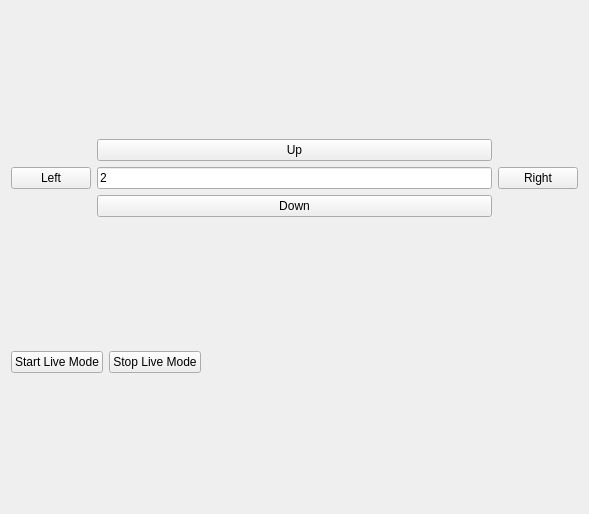
Above: gui/control.ui from LIOMLab/lightsheet before the change. Below: the same form after it.
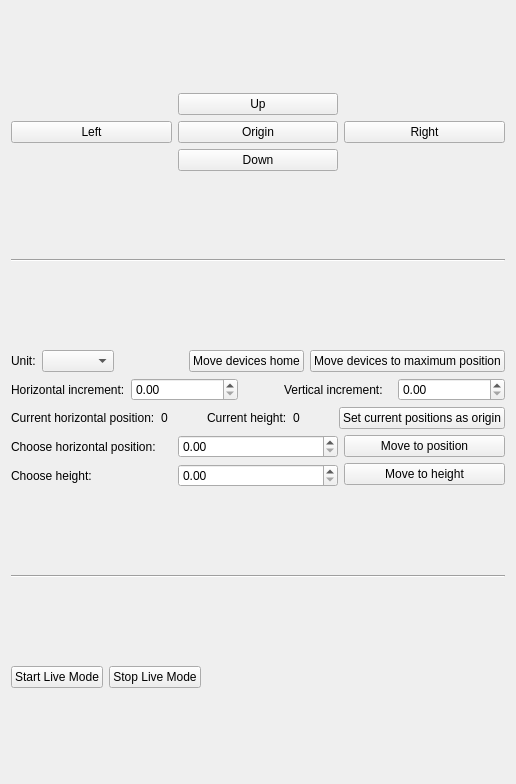
That is the form after the change.

Commit message: >Motors class was added to hardware.py , commandGenerator.py and MotorControl.py are now useless for the software. >User interface was modified to add more features related to the motors >Unity change and detection arm motion (self.motor3) are to be implemented -PierreGCollins

What changed in the file:
```diff
--- a/gui/control.ui
+++ b/gui/control.ui
@@ -6,8 +6,8 @@
    <rect>
     <x>0</x>
     <y>0</y>
-    <width>589</width>
-    <height>514</height>
+    <width>516</width>
+    <height>784</height>
    </rect>
   </property>
   <property name="windowTitle">
@@ -16,6 +16,13 @@
   <layout class="QVBoxLayout" name="verticalLayout">
    <item>
     <layout class="QGridLayout" name="gridLayout">
+     <item row="1" column="1">
+      <widget class="QPushButton" name="pushButton_MotorOrigin">
+       <property name="text">
+        <string>Origin</string>
+       </property>
+      </widget>
+     </item>
      <item row="2" column="1">
       <widget class="QPushButton" name="pushButton_MotorDown">
        <property name="text">
@@ -44,17 +51,198 @@
        </property>
       </widget>
      </item>
-     <item row="1" column="1">
-      <widget class="QLineEdit" name="lineEdit_MotorStep">
-       <property name="text">
-        <string>2</string>
-       </property>
-      </widget>
+    </layout>
+   </item>
+   <item>
+    <widget class="Line" name="line">
+     <property name="orientation">
+      <enum>Qt::Horizontal</enum>
+     </property>
+    </widget>
+   </item>
+   <item>
+    <layout class="QVBoxLayout" name="verticalLayout_2">
+     <item>
+      <layout class="QHBoxLayout" name="horizontalLayout_14">
+       <item>
+        <widget class="QLabel" name="label_unit">
+         <property name="text">
+          <string>Unit:</string>
+         </property>
+        </widget>
+       </item>
+       <item>
+        <widget class="QComboBox" name="comboBox_unit"/>
+       </item>
+       <item>
+        <spacer name="horizontalSpacer_3">
+         <property name="orientation">
+          <enum>Qt::Horizontal</enum>
+         </property>
+         <property name="sizeHint" stdset="0">
+          <size>
+           <width>40</width>
+           <height>20</height>
+          </size>
+         </property>
+        </spacer>
+       </item>
+       <item>
+        <widget class="QPushButton" name="pushButton_moveHome">
+         <property name="text">
+          <string>Move devices home</string>
+         </property>
+        </widget>
+       </item>
+       <item>
+        <widget class="QPushButton" name="pushButton_moveMaxPosition">
+         <property name="text">
+          <string>Move devices to maximum position</string>
+         </property>
+        </widget>
+       </item>
+      </layout>
      </item>
+     <item>
+      <layout class="QHBoxLayout" name="horizontalLayout">
+       <item>
+        <widget class="QLabel" name="label_incrementHorizontal">
+         <property name="text">
+          <string>Horizontal increment:</string>
+         </property>
+        </widget>
+       </item>
+       <item>
+        <widget class="QDoubleSpinBox" name="doubleSpinBox_incrementHorizontal"/>
+       </item>
+       <item>
+        <spacer name="horizontalSpacer_2">
+         <property name="orientation">
+          <enum>Qt::Horizontal</enum>
+         </property>
+         <property name="sizeType">
+          <enum>QSizePolicy::Fixed</enum>
+         </property>
+         <property name="sizeHint" stdset="0">
+          <size>
+           <width>40</width>
+           <height>20</height>
+          </size>
+         </property>
+        </spacer>
+       </item>
+       <item>
+        <widget class="QLabel" name="label_incrementVertical">
+         <property name="text">
+          <string>Vertical increment:</string>
+         </property>
+        </widget>
+       </item>
+       <item>
+        <widget class="QDoubleSpinBox" name="doubleSpinBox_incrementVertical"/>
+       </item>
+      </layout>
+     </item>
+     <item>
+      <layout class="QHBoxLayout" name="horizontalLayout_3">
+       <item>
+        <widget class="QLabel" name="label_currentHorizontalText">
+         <property name="text">
+          <string>Current horizontal position:</string>
+         </property>
+        </widget>
+       </item>
+       <item>
+        <widget class="QLabel" name="label_currentHorizontalNumerical">
+         <property name="text">
+          <string>0</string>
+         </property>
+        </widget>
+       </item>
+       <item>
+        <widget class="QLabel" name="label_currentHeightText">
+         <property name="text">
+          <string>Current height:</string>
+         </property>
+        </widget>
+       </item>
+       <item>
+        <widget class="QLabel" name="label_currentHeightNumerical">
+         <property name="text">
+          <string>0</string>
+         </property>
+        </widget>
+       </item>
+       <item>
+        <widget class="QPushButton" name="pushButton_setAsOrigin">
+         <property name="text">
+          <string>Set current positions as origin</string>
+         </property>
+        </widget>
+       </item>
+      </layout>
+     </item>
+     <item>
+      <layout class="QHBoxLayout" name="horizontalLayout_7">
+       <item>
+        <layout class="QVBoxLayout" name="verticalLayout_3">
+         <item>
+          <widget class="QLabel" name="label_chooseHorizontal">
+           <property name="text">
+            <string>Choose horizontal position:</string>
+           </property>
+          </widget>
+         </item>
+         <item>
+          <widget class="QLabel" name="label_chooseHeight">
+           <property name="text">
+            <string>Choose height:</string>
+           </property>
+          </widget>
+         </item>
+        </layout>
+       </item>
+       <item>
+        <layout class="QVBoxLayout" name="verticalLayout_5">
+         <item>
+          <widget class="QDoubleSpinBox" name="doubleSpinBox_choosePosition"/>
+         </item>
+         <item>
+          <widget class="QDoubleSpinBox" name="doubleSpinBox_chooseHeight"/>
+         </item>
+        </layout>
+       </item>
+       <item>
+        <layout class="QVBoxLayout" name="verticalLayout_4">
+         <item>
+          <widget class="QPushButton" name="pushButton_movePosition">
+           <property name="text">
+            <string>Move to position</string>
+           </property>
+          </widget>
+         </item>
+         <item>
+          <widget class="QPushButton" name="pushButton_moveHeight">
+           <property name="text">
+            <string>Move to height</string>
+           </property>
+          </widget>
+         </item>
+        </layout>
+       </item>
+      </layout>
+     </item>
     </layout>
    </item>
    <item>
-    <layout class="QHBoxLayout" name="horizontalLayout">
+    <widget class="Line" name="line_2">
+     <property name="orientation">
+      <enum>Qt::Horizontal</enum>
+     </property>
+    </widget>
+   </item>
+   <item>
+    <layout class="QHBoxLayout" name="horizontalLayout_2">
      <item>
       <widget class="QPushButton" name="pushButton_startLive">
        <property name="text">
```
The commit also changes 2 other files.
